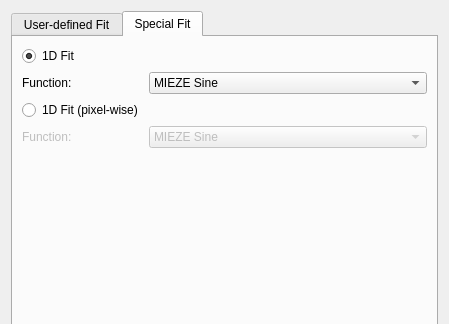
The window that ui/fit.ui (tweber-ill/frm_mirror-miezetools) describes before a commit, drawn with Qt 5; both pictures show x 0 to 449 and y 0 to 324 of the 449 by 529 pixel window.
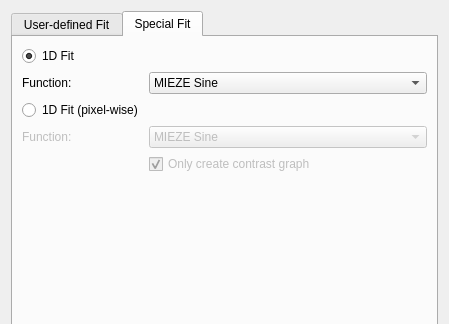
The same window after the commit. The open tabs and pages were chosen to show the change.

The edit to the form file:
```diff
--- a/ui/fit.ui
+++ b/ui/fit.ui
@@ -203,6 +203,19 @@
          </item>
         </widget>
        </item>
+       <item row="4" column="1">
+        <widget class="QCheckBox" name="checkOnlyContrast">
+         <property name="enabled">
+          <bool>false</bool>
+         </property>
+         <property name="text">
+          <string>Only create contrast graph</string>
+         </property>
+         <property name="checked">
+          <bool>true</bool>
+         </property>
+        </widget>
+       </item>
       </layout>
      </widget>
     </widget>
```
Left out of the diff: 36 changed lines with no effect on the pictures.
